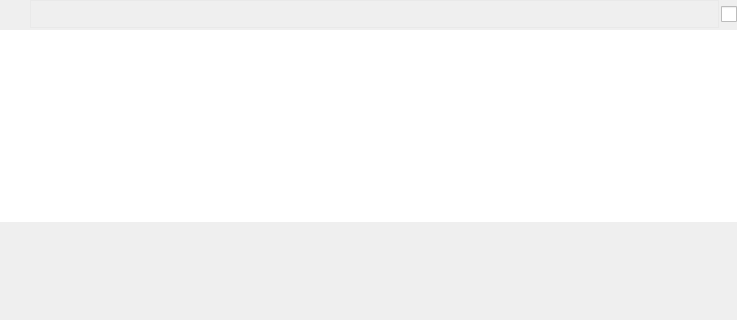
Qt form plugins/perspective/GraphPerspective/designer/AlgorithmRunnerItem.ui (Tulip-Dev/tulip) before a commit; both pictures show x 0 to 737 and y 0 to 320 of the 737 by 486 pixel window.
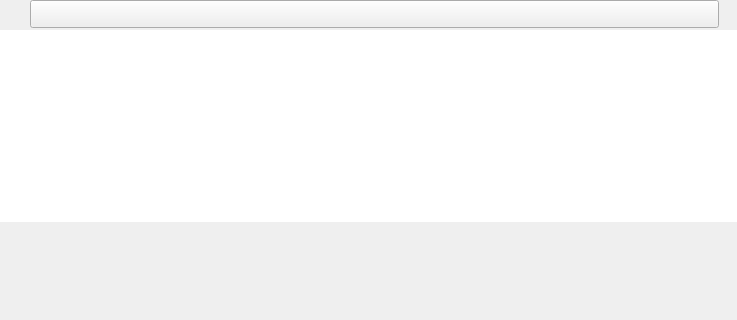
The same form after that commit. Icons and pictures are not drawn.

```diff
--- a/plugins/perspective/GraphPerspective/designer/AlgorithmRunnerItem.ui
+++ b/plugins/perspective/GraphPerspective/designer/AlgorithmRunnerItem.ui
@@ -44,11 +44,11 @@
       <string notr="true">
 QPushButton {
 border-image: none;
-border: 1px solid #E9E9E9;
 }
 
 #settingsButton {
 border: 0px;
+background-color: transparent;
 }
 
 QPushButton:hover, #settingsButton:hover {
@@ -152,14 +152,15 @@
          <string>Add to Favorites</string>
         </property>
         <property name="styleSheet">
-         <string notr="true">QCheckBox {
+         <string notr="true">#favoriteCheck {
 spacing: 0px;
 }
-QCheckBox::indicator {
+#favoriteCheck::indicator {
+border: none;
 width: 16px;
 height: 16px;
 }
-QCheckBox::indicator:unchecked {
+#favoriteCheck::indicator:unchecked {
 image: url(:/tulip/graphperspective/icons/16/favorite-empty.png);
 }
 QCheckBox::indicator:unchecked:hover {
@@ -168,7 +169,7 @@
 QCheckBox::indicator:unchecked:pressed {
 image: url(:/tulip/graphperspective/icons/16/favorite.png);
 }
-QCheckBox::indicator:checked {
+#favoriteCheck::indicator:checked {
 image: url(:/tulip/graphperspective/icons/16/favorite.png);
 }
 QCheckBox::indicator:checked:hover {
```
Left out of the diff: 13 changed lines with no effect on the pictures.
